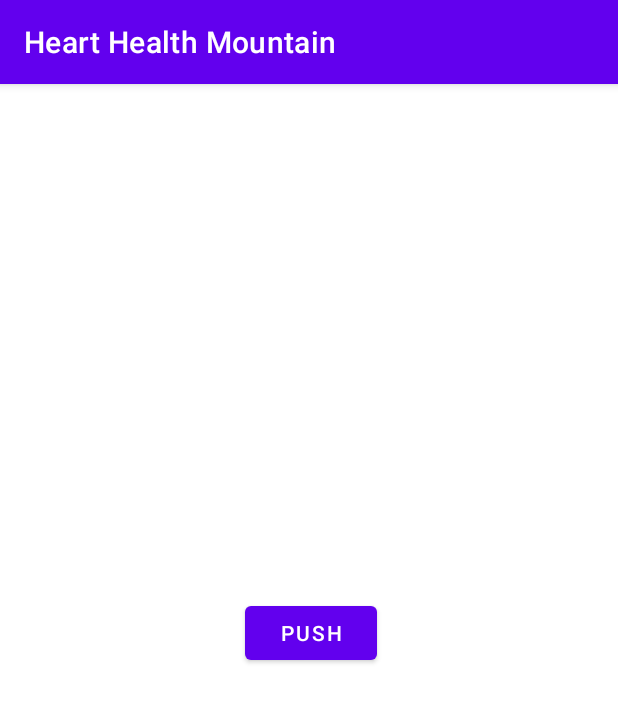
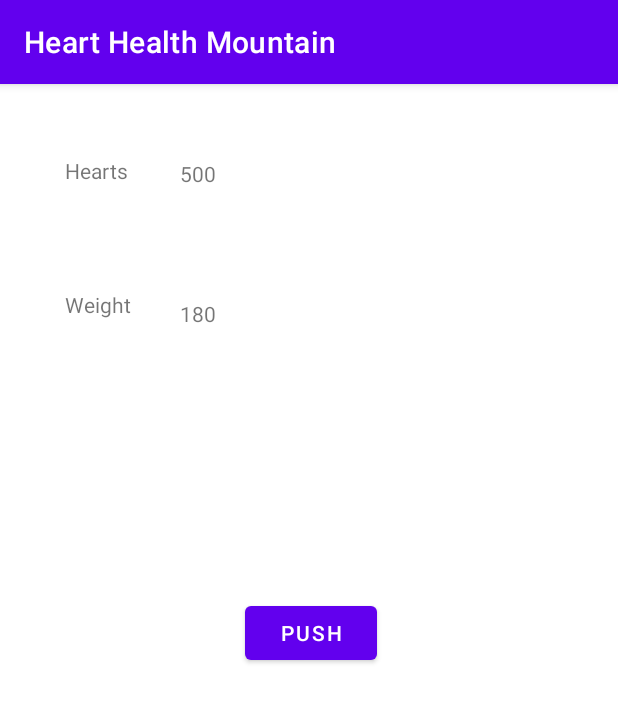
Before and after one commit to UT-MPC/HeartHealthMountain-Kotlin, an Android app: the screen it shows after launch (MainActivity), on a phone screen of 412 x 824 dp. Shown: the top 702 px of the screen. Run offline under Robolectric (Android 15) with nearby library versions, the phone set to English and light mode, and no system bars.

Commit message:
added UI
Weight and Heart TextViews update periodically

```diff
--- a/app/src/main/java/com/example/hearthealthmountain/GameObjects.kt
+++ b/app/src/main/java/com/example/hearthealthmountain/GameObjects.kt
@@ -5,6 +5,7 @@ import java.lang.Integer.min
 
 class Heart(maxValue: Int) : Points(maxValue) {
     private val tag = "Heart"
+
     override fun update(value: Any?) {
         this.value = calculatePoints(value as Boolean)
         Log.i(tag, "Num hearts: ${this.value}")
@@ -20,6 +21,7 @@ class Heart(maxValue: Int) : Points(maxValue) {
             if (this.value - 1 >= 0) this.value - 1 else 0
         }
     }
+
 }
 
 //class Coins(maxValue: Int) : Points(maxValue) {
--- a/app/src/main/java/com/example/hearthealthmountain/HealthData.kt
+++ b/app/src/main/java/com/example/hearthealthmountain/HealthData.kt
@@ -4,7 +4,7 @@ import java.util.*
 
 abstract class Data(val name: String) {
     protected var creationDate: Date = Date()  // allows backtracking
-    protected var value: Int = -1
+    var value: Int = -1
 }
 
 abstract class HealthData(val healthDataSource: String, name: String) : Data(name), Subject {
--- a/app/src/main/java/com/example/hearthealthmountain/MainActivity.kt
+++ b/app/src/main/java/com/example/hearthealthmountain/MainActivity.kt
@@ -4,6 +4,7 @@ import android.os.Build
 import android.os.Bundle
 import android.util.Log
 import android.widget.Button
+import android.widget.TextView
 import androidx.annotation.RequiresApi
 import androidx.appcompat.app.AppCompatActivity
 import java.time.Duration
@@ -13,6 +14,9 @@ import com.example.hearthealthmountain.DailyStepGoal as DailyStepGoal1
 class MainActivity : AppCompatActivity() {
     private lateinit var weight: Weight
     private lateinit var weighed: Weighed
+    private lateinit var heartUI: TextView
+    private lateinit var weightUI: TextView
+    private lateinit var heart: Heart
 
     //    private lateinit var heart: Heart
     private lateinit var pushButtonsGoal: PushButtonsGoal
@@ -28,12 +32,18 @@ class MainActivity : AppCompatActivity() {
 
         val startDate = Date(Date().time + 5000)  // 5 seconds after onCreate starts running
 
-        val heart = Heart(1000)
+        heart = Heart(1000)
+        heartUI = findViewById<TextView> (R.id.editTextHeart)
         heart.value = 500  // let there be 500 hearts in the beginning
+        heartUI.text = heart.value.toString()
 
         weight = Weight(healthDataSource = "someDevice", name = "weight")
         weighed = Weighed(healthDataSource = "computed", name = "weighed")
         weight.registerObserver(weighed::update)
+        weightUI = findViewById<TextView>(R.id.editTextWeight)
+
+        val timer = Timer()
+        timer.schedule(updateTextView(), Date())
 
         val dailyWeighIn = DailyWeighIn(
             repetitions = 30,
@@ -57,6 +67,8 @@ class MainActivity : AppCompatActivity() {
         dailyStepGoal.registerObserver(heart::update)
 
 
+
+
 //         val pushButtonSubject = PushButtonSubject()
 //         pushButtonsGoal = PushButtonsGoal(5, 3, Date(), Duration.ofMinutes(1), pushButtonSubject)
 //
@@ -67,4 +79,14 @@ class MainActivity : AppCompatActivity() {
 //             pushButton.text = (++pushes).toString()
         }
     }
+
+    inner class updateTextView(): TimerTask() {
+        override fun run() {
+            Log.i("updateTextView", "updating")
+            heartUI.text = heart.value.toString()
+            weightUI.text = weight.value.toString()
+        }
+
+    }
+
 }
--- a/app/src/main/res/layout/activity_main.xml
+++ b/app/src/main/res/layout/activity_main.xml
@@ -15,4 +15,54 @@
         android:text="@string/push"
         app:layout_constraintStart_toStartOf="parent"
         app:layout_constraintTop_toTopOf="parent" />
+
+    <TextView
+        android:id="@+id/textView"
+        android:layout_width="wrap_content"
+        android:layout_height="wrap_content"
+        android:layout_marginStart="43dp"
+        android:layout_marginTop="48dp"
+        android:text="@string/hearts"
+        app:layout_constraintStart_toStartOf="parent"
+        app:layout_constraintTop_toTopOf="parent" />
+
+    <TextView
+        android:id="@+id/editTextHeart"
+        android:layout_width="wrap_content"
+        android:layout_height="wrap_content"
+        android:layout_marginEnd="132dp"
+        android:autofillHints=""
+        android:ems="10"
+        app:layout_constraintBottom_toBottomOf="parent"
+        app:layout_constraintEnd_toEndOf="parent"
+        app:layout_constraintHorizontal_bias="1.0"
+        app:layout_constraintStart_toEndOf="@+id/textView"
+        app:layout_constraintTop_toTopOf="parent"
+        app:layout_constraintVertical_bias="0.067" />
+
+    <TextView
+        android:id="@+id/textViewWeight"
+        android:layout_width="wrap_content"
+        android:layout_height="wrap_content"
+        android:layout_marginStart="43dp"
+        android:layout_marginTop="70dp"
+        android:text="Weight"
+        app:layout_constraintStart_toStartOf="parent"
+        app:layout_constraintTop_toBottomOf="@+id/textView" />
+
+    <TextView
+        android:id="@+id/editTextWeight"
+        android:layout_width="wrap_content"
+        android:layout_height="wrap_content"
+        android:layout_marginTop="100dp"
+        android:layout_marginEnd="132dp"
+        android:autofillHints=""
+        android:ems="10"
+        app:layout_constraintBottom_toBottomOf="parent"
+        app:layout_constraintEnd_toEndOf="parent"
+        app:layout_constraintHorizontal_bias="1.0"
+        app:layout_constraintStart_toEndOf="@+id/textViewWeight"
+        app:layout_constraintTop_toTopOf="parent"
+        app:layout_constraintVertical_bias="0.067" />
+
 </androidx.constraintlayout.widget.ConstraintLayout>
--- a/app/src/main/res/values/strings.xml
+++ b/app/src/main/res/values/strings.xml
@@ -1,4 +1,5 @@
 <resources>
     <string name="app_name">Heart Health Mountain</string>
     <string name="push">Push</string>
+    <string name="hearts">Hearts</string>
 </resources>
```
